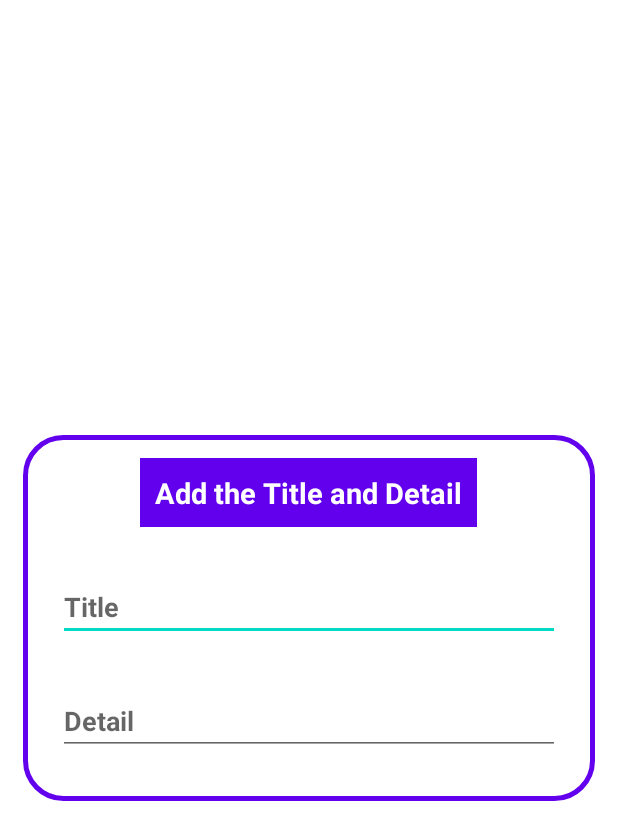
After one commit to Glaciuss/TodoCLBS_update, an Android app: the layout add_item.xml on its own in the app's theme, with its tools: preview values and no code run, on a phone screen of 412 x 824 dp. The commit adds this screen. Shown: the top 840 px of the screen. Run offline under Robolectric (Android 15) with nearby library versions, the phone set to English and light mode, and no system bars.

```diff
--- a/app/src/main/java/com/example/testclbs/Todo.kt
+++ b/app/src/main/java/com/example/testclbs/Todo.kt
@@ -4,6 +4,6 @@ import android.telecom.Call
 
 data class Todo(
     var title: String? = null,
-    var details: String? = null,
+    var detail: String? = null,
     var isChecked: Boolean = false
 )
--- /dev/null
+++ b/app/src/main/res/drawable/ic_add.xml
@@ -0,0 +1,5 @@
+<vector android:height="24dp" android:tint="#5F5F5F"
+    android:viewportHeight="24" android:viewportWidth="24"
+    android:width="24dp" xmlns:android="http://schemas.android.com/apk/res/android">
+    <path android:fillColor="@android:color/white" android:pathData="M19,13h-6v6h-2v-6H5v-2h6V5h2v6h6v2z"/>
+</vector>
--- /dev/null
+++ b/app/src/main/res/drawable/shape_background.xml
@@ -0,0 +1,9 @@
+<?xml version="1.0" encoding="utf-8"?>
+<shape
+    android:shape="rectangle"
+    xmlns:android="http://schemas.android.com/apk/res/android">
+    <solid android:color="@color/white"/>
+    <stroke android:color="@color/purple_500" android:width="3dp"/>
+    <corners android:radius="25dp"/>
+
+</shape>
--- a/app/src/main/res/layout/activity_todo_adapter.xml
+++ b/app/src/main/res/layout/activity_todo_adapter.xml
@@ -40,7 +40,7 @@
         android:id="@+id/cbDone"
         android:layout_width="wrap_content"
         android:layout_height="wrap_content"
-        android:layout_marginEnd="-50dp"
+        android:layout_marginEnd="50dp"
         android:textColor="#179523"
         app:layout_constraintBottom_toBottomOf="parent"
         app:layout_constraintEnd_toEndOf="parent"
--- /dev/null
+++ b/app/src/main/res/layout/add_item.xml
@@ -0,0 +1,55 @@
+<?xml version="1.0" encoding="utf-8"?>
+<LinearLayout
+    xmlns:android="http://schemas.android.com/apk/res/android"
+    android:layout_width="match_parent"
+    android:layout_height="match_parent"
+    android:orientation="vertical"
+    android:gravity="center"
+    android:layout_margin="15dp"
+    >
+    <LinearLayout
+        android:orientation="vertical"
+        android:background="@drawable/shape_background"
+        android:paddingBottom="15dp"
+        android:paddingLeft="8dp"
+        android:paddingRight="8dp"
+        android:layout_width="match_parent"
+        android:layout_height="wrap_content">
+        <TextView
+            android:text="Add the Title and Detail"
+            android:textStyle="bold"
+            android:textSize="19sp"
+            android:textColor="@color/white"
+            android:background="@color/purple_500"
+            android:padding="10dp"
+            android:paddingLeft="15dp"
+            android:paddingRight="15dp"
+            android:paddingBottom="8dp"
+            android:paddingTop="8dp"
+            android:layout_margin="15dp"
+            android:layout_gravity="center"
+            android:gravity="center"
+            android:layout_width="wrap_content"
+            android:layout_height="wrap_content"/>
+        <EditText
+            android:id="@+id/TodoTitle"
+            android:hint="Title"
+            android:textColor="@color/purple_500"
+            android:textSize="18sp"
+            android:textStyle="bold"
+            android:layout_margin="15dp"
+            android:layout_width="match_parent"
+            android:layout_height="wrap_content"/>
+        <EditText
+            android:id="@+id/TodoDetail"
+            android:hint="Detail"
+            android:textColor="@color/purple_500"
+            android:textSize="18sp"
+            android:textStyle="bold"
+            android:layout_margin="15dp"
+            android:layout_width="match_parent"
+            android:layout_height="wrap_content"/>
+
+    </LinearLayout>
+
+</LinearLayout>
--- a/build.gradle
+++ b/build.gradle
@@ -1,6 +1,9 @@
 buildscript {
     dependencies {
         classpath 'com.google.gms:google-services:4.3.13'
+        classpath 'androidx.navigation:navigation-safe-args-gradle-plugin:2.5.2'
+        classpath 'com.android.tools.build:gradle:7.2.0'
+        classpath "org.jetbrains.kotlin:kotlin-gradle-plugin:1.6.10"
     }
 }// Top-level build file where you can add configuration options common to all sub-projects/modules.
 plugins {
```
Also changed, not shown: app/build.gradle (+21 -6 lines), app/src/main/java/com/example/testclbs/LoginActivity.kt (+20 -13 lines), app/src/main/java/com/example/testclbs/TodoAdapter.kt (+31 -17 lines), app/src/main/java/com/example/testclbs/TodoMain.kt (+127 -31 lines), app/src/main/java/com/example/testclbs/data/AppDatabase.kt (added, +38 -0 lines), app/src/main/java/com/example/testclbs/data/User.kt (added, +13 -0 lines), app/src/main/java/com/example/testclbs/data/UserDao.kt (added, +20 -0 lines), app/src/main/res/layout/activity_todo_main.xml (+13 -45 lines), 1 other file.
